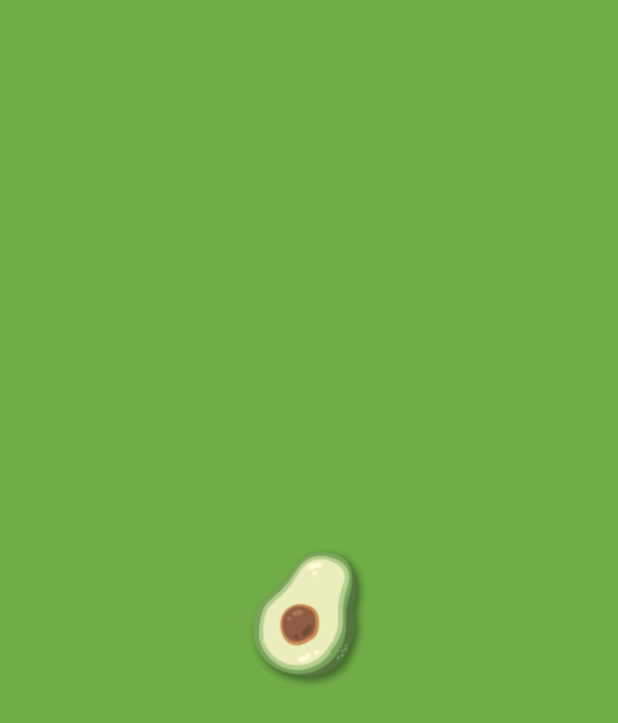
After one commit to pyun0825/MadCamp2, an Android app: the SplashActivity screen opened directly, with no data from a screen before it, on a phone screen of 412 x 824 dp. The commit adds this screen. Shown: the top 723 px of the screen. Run offline under Robolectric (Android 15) with nearby library versions, the phone set to English and light mode, and no system bars; 1 statement that could not run was skipped.

Commit message:
final change

```diff
--- a/app/build.gradle
+++ b/app/build.gradle
@@ -9,7 +9,7 @@ android {
 
     defaultConfig {
         applicationId "com.example.logintest"
-        minSdkVersion 19
+        minSdkVersion 21
         targetSdkVersion 30
         versionCode 1
         versionName "1.0"
--- a/app/src/main/AndroidManifest.xml
+++ b/app/src/main/AndroidManifest.xml
@@ -20,12 +20,18 @@
         <activity
             android:name=".RoomActivity"
             android:label="@string/title_activity_room" />
+        <activity android:name=".SplashActivity">
+            <intent-filter>
+                <action android:name="android.intent.action.MAIN"/>
+                <category android:name="android.intent.category.LAUNCHER"/>
+            </intent-filter>
+        </activity>
         <activity android:name=".MainActivity">
-            <intent-filter>
-                <action android:name="android.intent.action.MAIN" />
+<!--            <intent-filter>-->
+<!--                <action android:name="android.intent.action.MAIN" />-->
 
-                <category android:name="android.intent.category.LAUNCHER" />
-            </intent-filter>
+<!--                <category android:name="android.intent.category.LAUNCHER" />-->
+<!--            </intent-filter>-->
         </activity>
         <activity android:name="com.kakao.sdk.auth.AuthCodeHandlerActivity">
             <intent-filter>
--- a/app/src/main/java/com/example/logintest/GameActivity.kt
+++ b/app/src/main/java/com/example/logintest/GameActivity.kt
@@ -286,9 +286,9 @@ class GameActivity : AppCompatActivity() {
     }
 
     fun onClickDrawAll(i: Int) {
-        if (recent_turn_num==1) {Toast.makeText(this, "Player ${i+1} Draw!", Toast.LENGTH_SHORT).show()}
-        fanim[i].start()
-        banim[i].start()
+//        if (recent_turn_num==1) {Toast.makeText(this, "Player ${i+1} Draw!", Toast.LENGTH_SHORT).show()}
+//        fanim[i].start()
+//        banim[i].start()
     }
 
     fun setanim(fanim: AnimatorSet, banim: AnimatorSet, front: View, back: View, ori: Pair<Float, Float>, from: Pair<Float, Float>, to: Pair<Float, Float>, rot: String, dir: Int = 1, dur : Long = basetime, del: Long = 0) {
--- /dev/null
+++ b/app/src/main/java/com/example/logintest/SplashActivity.kt
@@ -0,0 +1,35 @@
+package com.example.logintest
+
+import android.app.Activity
+import android.content.Intent
+import android.os.Bundle
+import android.os.Handler
+import android.widget.ImageView
+
+class SplashActivity : Activity() {
+    protected override fun onCreate(savedInstanceState: Bundle?) {
+        super.onCreate(savedInstanceState)
+        setContentView(R.layout.activity_splash)
+        var splash: ImageView = findViewById(R.id.iv_splash)
+        splash.bringToFront()
+        splash.setImageResource(R.drawable.splash_avocado)
+        val hd = Handler()
+        hd.postDelayed(splashhandler(), 1000) // 1초 후에 hd handler 실행  3000ms = 3초
+    }
+
+    private inner class splashhandler : Runnable {
+        override fun run() {
+            startActivity(
+                Intent(
+                    getApplication(),
+                    MainActivity::class.java
+                )
+            ) //로딩이 끝난 후, ChoiceFunction 이동
+            this@SplashActivity.finish() // 로딩페이지 Activity stack에서 제거
+        }
+    }
+
+    override fun onBackPressed() {
+        //초반 플래시 화면에서 넘어갈때 뒤로가기 버튼 못누르게 함
+    }
+}
--- /dev/null
+++ b/app/src/main/res/layout/activity_splash.xml
@@ -0,0 +1,21 @@
+<?xml version="1.0" encoding="utf-8"?>
+<androidx.constraintlayout.widget.ConstraintLayout xmlns:android="http://schemas.android.com/apk/res/android"
+    xmlns:app="http://schemas.android.com/apk/res-auto"
+    xmlns:tools="http://schemas.android.com/tools"
+    android:layout_width="match_parent"
+    android:layout_height="match_parent"
+    android:background="#70AD47">
+
+    <ImageView
+        android:id="@+id/iv_splash"
+        android:layout_width="wrap_content"
+        android:layout_height="wrap_content"
+        android:scaleX="0.8"
+        android:scaleY="0.8"
+        app:layout_constraintBottom_toBottomOf="parent"
+        app:layout_constraintEnd_toEndOf="parent"
+        app:layout_constraintHorizontal_bias="0.498"
+        app:layout_constraintStart_toStartOf="parent"
+        app:layout_constraintTop_toTopOf="parent"
+        app:srcCompat="@drawable/splash_avocado" />
+</androidx.constraintlayout.widget.ConstraintLayout>
```
Also changed, not shown: app/src/main/res/drawable/splash_apple.png (added), app/src/main/res/drawable/splash_avocado.png (added), app/src/main/res/drawable/splash_grape.png (added), app/src/main/res/drawable/splash_lemon.png (added).
